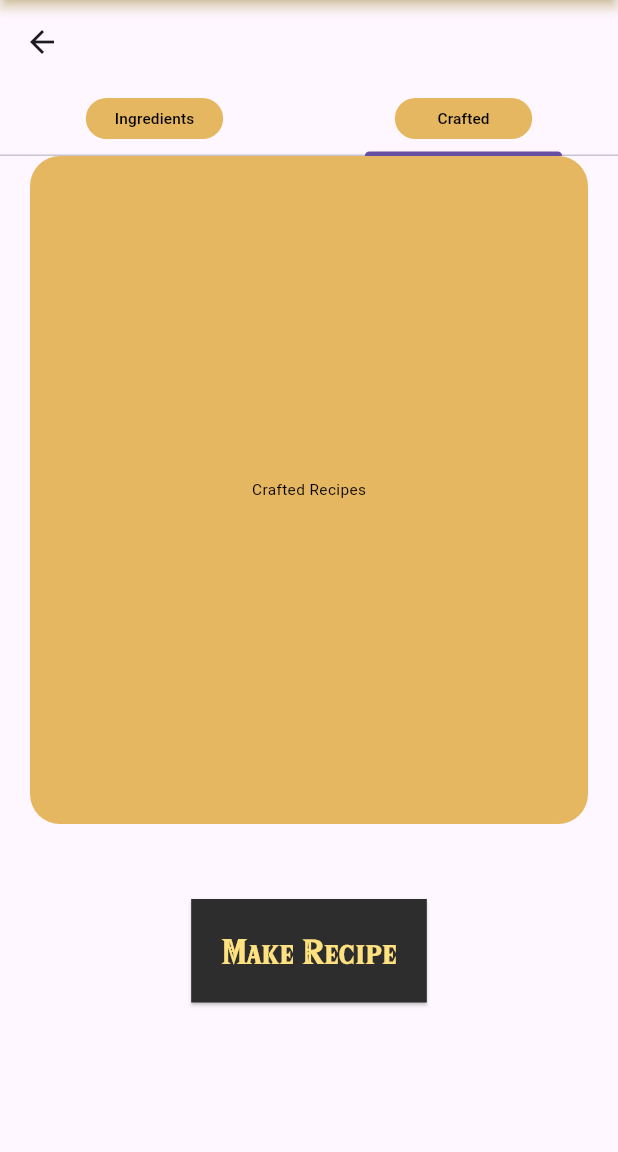
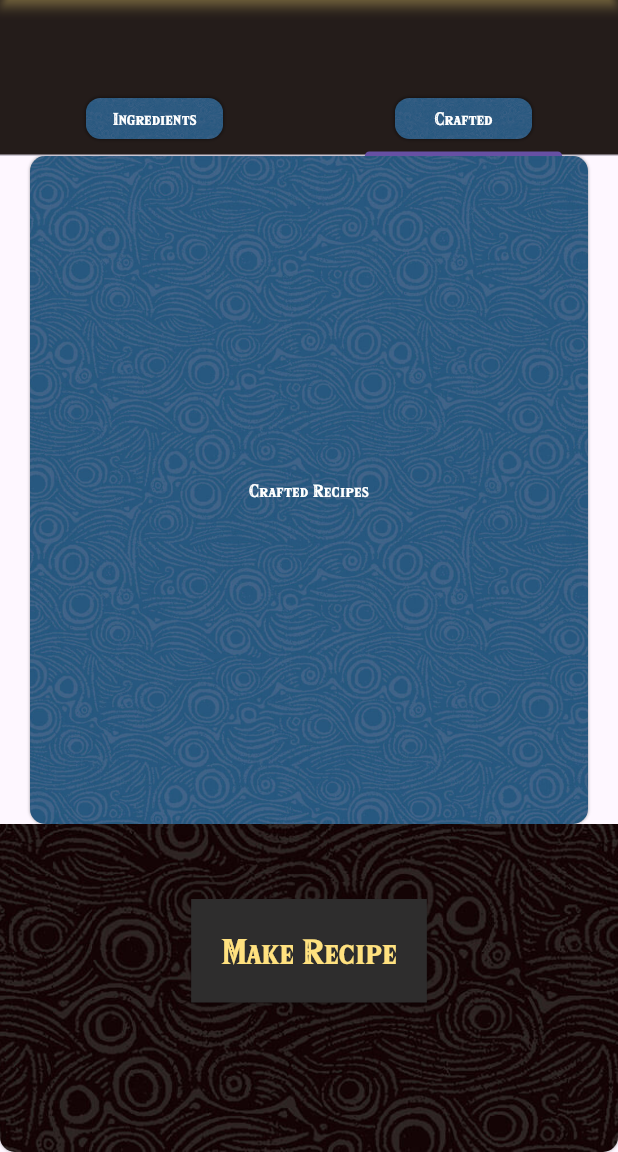
Before and after one commit to JoanDamia/ProjecteMobils, a Flutter app: the RecipesScreen screen opened by its route, tab 2 chosen, on a phone screen of 412 x 824 dp, the part 84-1236 px from its top. Run offline on Flutter 3.47's test engine with Material 3 defaults, Android fonts, the phone set to English and light mode, and no system bars; missing offline and left inert: flutter_image_map; network calls fail.

Commit message:
Recipes Screen Update

```diff
--- a/jma_app_project/lib/screens/recipes_screen.dart
+++ b/jma_app_project/lib/screens/recipes_screen.dart
@@ -23,7 +23,18 @@ class RecipesScreen extends StatelessWidget {
         centerTitle: true,
         leading: const HomeButton(),
       ),
-      body:Column(
+      body:Container(
+           decoration: BoxDecoration(
+          borderRadius: BorderRadius.circular(10),
+          image: const DecorationImage(
+              image: AssetImage('assets/black.jpg'), fit: BoxFit.cover),
+          boxShadow: const <BoxShadow>[
+            BoxShadow(
+              blurRadius: 1.0,
+              color: Color.fromARGB(100, 0, 0, 0),
+            )
+          ]),
+        child: Column(
           children: [
             SizedBox(
               height: screenSize.height / 1.5,
@@ -49,6 +60,7 @@ class RecipesScreen extends StatelessWidget {
               )
           ],
         ),
+      ),
     );
   }
 }
--- a/jma_app_project/lib/widgets/recipes_widgets/recipes_tab_bar.dart
+++ b/jma_app_project/lib/widgets/recipes_widgets/recipes_tab_bar.dart
@@ -13,6 +13,8 @@ class RecipesTabBar extends StatelessWidget {
       length: 2,
       child:Scaffold(
         appBar: AppBar(
+          automaticallyImplyLeading: false,
+          backgroundColor: const Color.fromARGB(255, 36, 28, 26),
           bottom: const TabBar(tabs:[
             Tab(child: TabButton(recipesButtonText: "Ingredients",)),
             Tab(child: TabButton(recipesButtonText: "Crafted",)),
--- a/jma_app_project/lib/widgets/recipes_widgets/tab_button.dart
+++ b/jma_app_project/lib/widgets/recipes_widgets/tab_button.dart
@@ -12,10 +12,16 @@ final String recipesButtonText;
             width: screenSize.width / 4.5,
             height: screenSize.width / 15,
             margin: const EdgeInsets.symmetric(horizontal: 20),
-            decoration: BoxDecoration(
-              borderRadius: BorderRadius.circular(20),
-              color: const Color.fromARGB(255, 230, 183, 97),
-            ),
+           decoration: BoxDecoration(
+          borderRadius: BorderRadius.circular(10),
+          image: const DecorationImage(
+              image: AssetImage('assets/blue.jpg'), fit: BoxFit.cover),
+          boxShadow: const <BoxShadow>[
+            BoxShadow(
+              blurRadius: 1.0,
+              color: Color.fromARGB(100, 0, 0, 0),
+            )
+          ]),
             child: Row(
               children: [
                 Expanded(
@@ -24,8 +30,9 @@ final String recipesButtonText;
                     child: Text(
                       recipesButtonText,
                       style: TextStyle(
+                        fontFamily: 'Zelda',
                         fontSize: screenSize.width / 40,
-                        color: const Color.fromARGB(255, 0, 0, 0),
+                        color: Colors.white,
                       ),
                     ),
                   ),
```
Also changed, not shown: jma_app_project/lib/widgets/recipes_widgets/grid_element.dart (+25 -5 lines). Lines whose indentation alone changed are shown as unchanged.
